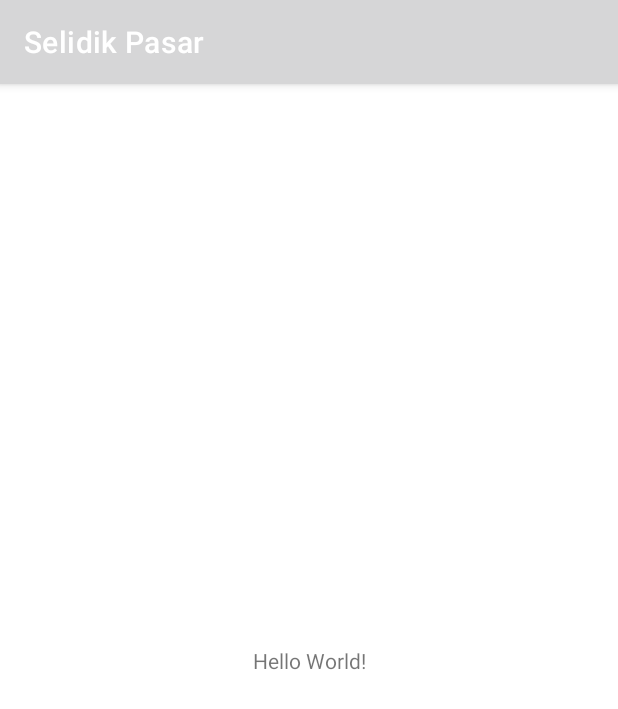
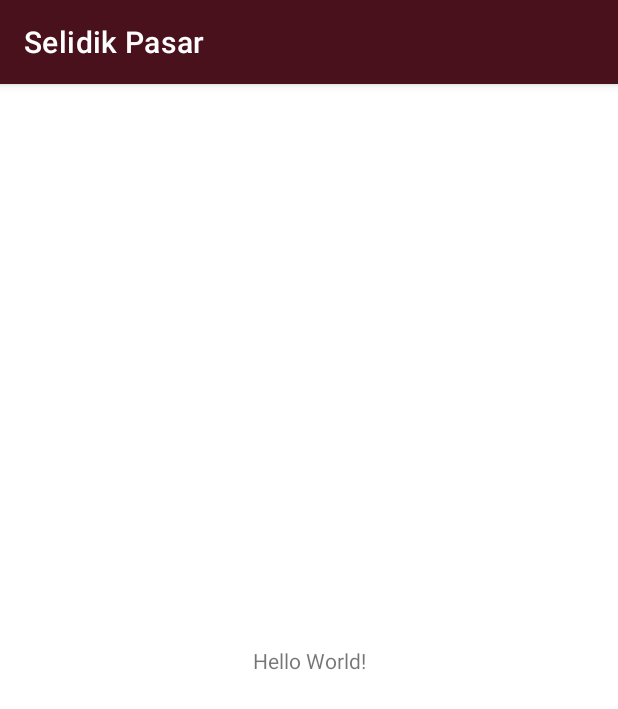
Before and after one commit to SelidikPasar/Selasar-Android, an Android app: the screen it shows after launch (MainActivity), on a phone screen of 412 x 824 dp. Shown: the top 709 px of the screen. Run offline under Robolectric (Android 15) with nearby library versions, the phone set to English and light mode, and no system bars.

Commit message:
✨ Optimizing theme based on color palette

```diff
--- a/app/src/main/res/values-night/themes.xml
+++ b/app/src/main/res/values-night/themes.xml
@@ -1,16 +1,16 @@
-<resources xmlns:tools="http://schemas.android.com/tools">
+<resources>
     <!-- Base application theme. -->
     <style name="Theme.SelidikPasar" parent="Theme.MaterialComponents.DayNight.DarkActionBar">
         <!-- Primary brand color. -->
-        <item name="colorPrimary">@color/purple_200</item>
-        <item name="colorPrimaryVariant">@color/purple_700</item>
-        <item name="colorOnPrimary">@color/black</item>
+        <item name="colorPrimary">@color/brown</item>
+        <item name="colorPrimaryVariant">@color/brown_light</item>
+        <item name="colorOnPrimary">@color/white</item>
         <!-- Secondary brand color. -->
-        <item name="colorSecondary">@color/teal_200</item>
-        <item name="colorSecondaryVariant">@color/teal_200</item>
+        <item name="colorSecondary">@color/brown</item>
+        <item name="colorSecondaryVariant">@color/brown_light</item>
         <item name="colorOnSecondary">@color/black</item>
         <!-- Status bar color. -->
-        <item name="android:statusBarColor" tools:targetApi="l">?attr/colorPrimaryVariant</item>
+        <item name="android:statusBarColor">?attr/colorPrimaryVariant</item>
         <!-- Customize your theme here. -->
     </style>
 </resources>
--- a/app/src/main/res/values/themes.xml
+++ b/app/src/main/res/values/themes.xml
@@ -1,16 +1,16 @@
-<resources xmlns:tools="http://schemas.android.com/tools">
+<resources>
     <!-- Base application theme. -->
     <style name="Theme.SelidikPasar" parent="Theme.MaterialComponents.DayNight.DarkActionBar">
         <!-- Primary brand color. -->
-        <item name="colorPrimary">@color/purple_500</item>
-        <item name="colorPrimaryVariant">@color/purple_700</item>
+        <item name="colorPrimary">@color/brown</item>
+        <item name="colorPrimaryVariant">@color/brown_light</item>
         <item name="colorOnPrimary">@color/white</item>
         <!-- Secondary brand color. -->
-        <item name="colorSecondary">@color/teal_200</item>
-        <item name="colorSecondaryVariant">@color/teal_700</item>
+        <item name="colorSecondary">@color/brown</item>
+        <item name="colorSecondaryVariant">@color/brown_light</item>
         <item name="colorOnSecondary">@color/black</item>
         <!-- Status bar color. -->
-        <item name="android:statusBarColor" tools:targetApi="l">?attr/colorPrimaryVariant</item>
+        <item name="android:statusBarColor">?attr/colorPrimaryVariant</item>
         <!-- Customize your theme here. -->
     </style>
 </resources>
```
